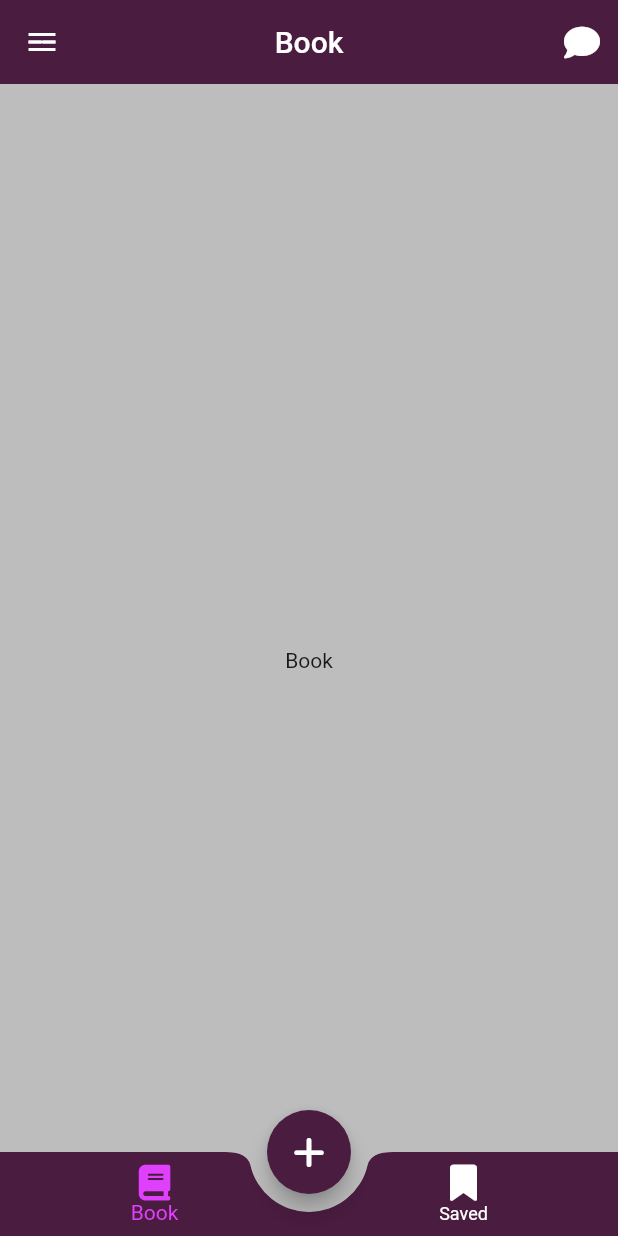
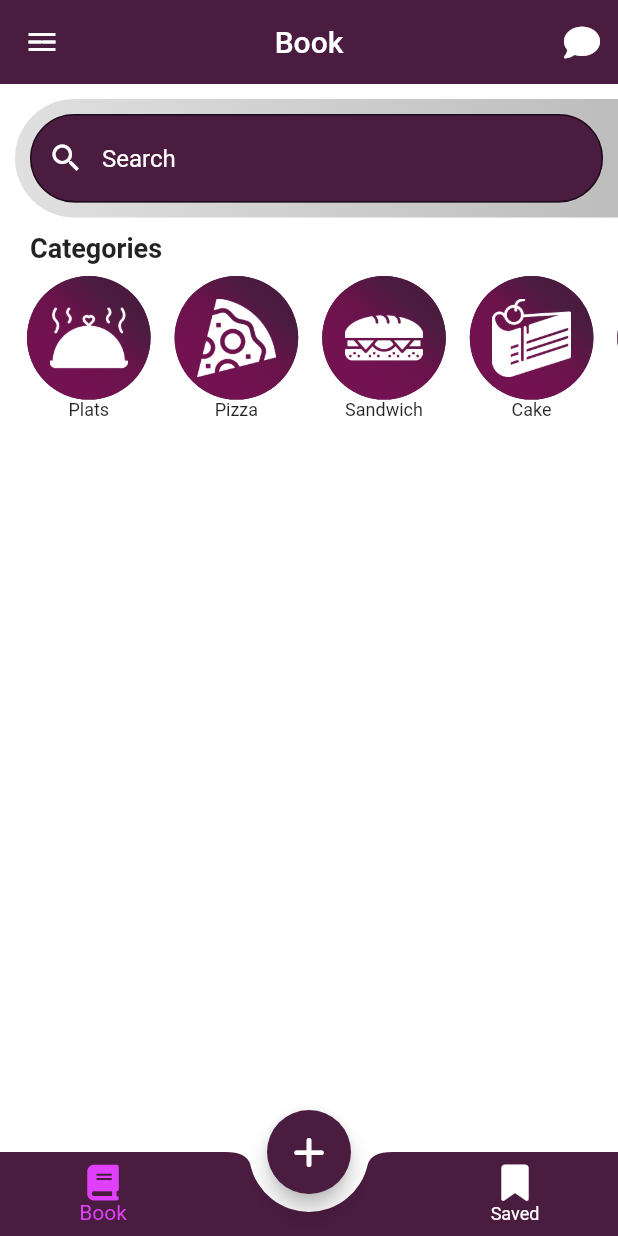
Before and after one commit to youcefkhelfi19/recipe_app, a Flutter app: the screen it shows after launch, after a tap on "Login", on a phone screen of 412 x 824 dp. Run offline on Flutter 3.47's test engine with Material 2 defaults, Android fonts, the phone set to English and light mode, and no system bars; drawn by our look-alikes of auto_size_text, backdrop; our stand-ins replace cached_network_image, flutter_icons; network calls fail.

Commit message:
add search area and caregories list

```diff
--- /dev/null
+++ b/lib/global_servvices/data.dart
@@ -0,0 +1,34 @@
+class Data {
+  List categories = [
+    {
+      'name': 'Plats',
+      'image': 'images/plate.png',
+
+    },
+    {
+      'name': 'Pizza',
+      'image': 'images/pizza.png',
+
+    },
+    {
+      'name': 'Sandwich',
+      'image': 'images/sandwich.png',
+
+    },
+    {
+      'name': 'Cake',
+      'image': 'images/cake.png',
+
+    },
+    {
+      'name': 'Cookies',
+      'image': 'images/candy.png',
+
+    },
+    {
+      'name': 'Juice',
+      'image': 'images/juice.png',
+
+    },
+  ];
+}
--- a/lib/main.dart
+++ b/lib/main.dart
@@ -15,6 +15,7 @@ class MyApp extends StatelessWidget {
     return MaterialApp(
       debugShowCheckedModeBanner: false,
       theme: ThemeData(
+        primaryColor: AppColors.purple2,
           scaffoldBackgroundColor: Colors.white,
           popupMenuTheme: PopupMenuThemeData(
             textStyle: TextStyle(color: Colors.white),
--- a/lib/screens/home.dart
+++ b/lib/screens/home.dart
@@ -1,14 +1,19 @@
 import 'package:auto_size_text/auto_size_text.dart';
 import 'package:backdrop/backdrop.dart';
+import 'package:flutter/cupertino.dart';
 import 'package:flutter/material.dart';
 import 'package:flutter_icons/flutter_icons.dart';
+import 'package:recipe_app/global_servvices/app_colors.dart';
+import 'package:recipe_app/global_servvices/data.dart';
 import 'package:recipe_app/screens/profile.dart';
+import 'package:recipe_app/widgets/category_card.dart';
 
 class Home extends StatelessWidget {
-  const Home({Key key}) : super(key: key);
-
+ final List categories = Data().categories;
   @override
   Widget build(BuildContext context) {
+    final double screenHeight = MediaQuery.of(context).size.height;
+    final double screenWidth = MediaQuery.of(context).size.width;
     return BackdropScaffold(
       frontLayerBorderRadius: BorderRadius.circular(0.0),
       appBar: BackdropAppBar(
@@ -29,8 +34,84 @@ class Home extends StatelessWidget {
         backLayer: Profile(),
 
         frontLayer: Scaffold(
-          backgroundColor: Colors.grey[400],
-          body: Center(child: Text('Book'),),
+
+          body: Column(
+             children: [
+               Container(
+
+                 margin: EdgeInsets.only(top: 10 ,left: 10.0,bottom: 10),
+                 padding: EdgeInsets.symmetric(horizontal: 10.0,vertical: 10.0),
+                 decoration: BoxDecoration(
+                   gradient: LinearGradient(
+                     colors: [
+                       Colors.black12,
+                       Colors.black26,
+
+
+                     ],
+
+                   ),
+                   borderRadius: BorderRadius.only(
+                    // bottomRight: Radius.circular(30.0),
+                     bottomLeft: Radius.circular(40.0),
+                       topLeft: Radius.circular(40.0)
+
+                 )
+                 ),
+                 child: TextFormField(
+                   style: TextStyle(color: Colors.white),
+                   decoration: InputDecoration(
+                       fillColor: AppColors.purple2,
+                       prefixIcon: Icon(Icons.search,color: Colors.white,),
+                       hintText: 'Search',
+                       hintStyle: TextStyle(color: Colors.white),
+
+                       filled: true,
+                       border: OutlineInputBorder(
+                           borderSide: BorderSide(
+                               color: Colors.white,
+                               width: 20
+                           ),
+                           borderRadius: BorderRadius.circular(30.0),
+
+                       )
+                   ),
+                 ),
+               ),
+               Padding(
+                 padding: const EdgeInsets.only(left: 20.0),
+                 child: Align(
+                     alignment: Alignment.bottomLeft,
+                     child: AutoSizeText('Categories',
+                     style: TextStyle(
+                       fontSize: 18.0,
+                       fontWeight: FontWeight.bold,
+                     ),
+                     )),
+               ),
+               Container(
+
+                 padding: EdgeInsets.only(left: 10),
+                 width: screenWidth,
+                 height: screenHeight*0.13,
+                 child: ListView.builder(
+                      scrollDirection: Axis.horizontal,
+                     itemCount: categories.length,
+                     itemBuilder: (context,index){
+                       return CategoryCard(
+                         name: categories[index]['name'],
+                         image: categories[index]['image'],
+                       );
+                     }),
+               ),
+               Expanded(
+                 flex: 8,
+                 child: Container(
+                   color: Colors.white,
+                 ),
+               )
+             ],
+          )
         ));
   }
 }
--- a/lib/widgets/bottom_navigation_bar.dart
+++ b/lib/widgets/bottom_navigation_bar.dart
@@ -2,6 +2,7 @@ import 'package:flutter/material.dart';
 import 'package:flutter/rendering.dart';
 import 'package:flutter_icons/flutter_icons.dart';
 import 'package:recipe_app/global_servvices/app_colors.dart';
+import 'package:recipe_app/screens/add.dart';
 import 'package:recipe_app/screens/favorit.dart';
 import 'package:recipe_app/screens/home.dart';
 
@@ -17,7 +18,7 @@ class _BottomNaviBarState extends State<BottomNaviBar> {
  int currentTabIndex = 0;
  @override
   void initState() {
-    tabs = [Home(),Favorite()];
+    tabs = [Home(),Favorite(),Add()];
 
     super.initState();
   }
@@ -29,6 +30,7 @@ class _BottomNaviBarState extends State<BottomNaviBar> {
   @override
   Widget build(BuildContext context) {
     return Scaffold(
+      resizeToAvoidBottomInset: false,
       extendBody: true ,
       body:tabs[currentTabIndex],
       bottomNavigationBar: BottomAppBar(
@@ -49,7 +51,11 @@ class _BottomNaviBarState extends State<BottomNaviBar> {
               label: 'Book',
             ),
 
-
+            BottomNavigationBarItem(
+              icon:Icon(null),
+              activeIcon: null,
+              label: "",
+            ),
             BottomNavigationBarItem(
               icon:Icon(FontAwesome.bookmark),
               label: 'Saved',
@@ -63,7 +69,9 @@ class _BottomNaviBarState extends State<BottomNaviBar> {
         backgroundColor: AppColors.purple2,
         child: Icon(FontAwesome.plus,),
         onPressed:(){
-
+          setState(() {
+            currentTabIndex = 2;
+          });
        },
       ),
     );
--- /dev/null
+++ b/lib/widgets/category_card.dart
@@ -0,0 +1,49 @@
+import 'package:auto_size_text/auto_size_text.dart';
+import 'package:flutter/material.dart';
+import 'package:recipe_app/global_servvices/app_colors.dart';
+
+class CategoryCard extends StatelessWidget {
+   CategoryCard({this.name,this.image});
+  final String name ;
+  final String image;
+  @override
+  Widget build(BuildContext context) {
+    final double screenHeight = MediaQuery.of(context).size.height;
+    final double screenWidth = MediaQuery.of(context).size.width;
+    return Padding(
+      padding: const EdgeInsets.all(8.0),
+      child: Column(
+        mainAxisAlignment: MainAxisAlignment.spaceAround,
+        children: [
+          CircleAvatar(
+              radius: screenWidth * 0.1,
+              backgroundColor: AppColors.purple2,
+              child: Container(
+                padding: EdgeInsets.all(15),
+                decoration: BoxDecoration(
+                  gradient: LinearGradient(
+                      colors: [
+                        AppColors.purple4,
+                        AppColors.purple3,
+                        AppColors.purple2,
+                        AppColors.purple1,
+                      ],
+                      begin: const FractionalOffset(0.1, 1),
+                      end: const FractionalOffset(1.0, 0.0),
+                      stops: [0.25, 0.5, 0.75, 1.0],
+                      tileMode: TileMode.clamp),
+                  borderRadius: BorderRadius.circular(50.0),
+                ),
+                child: Image(
+                  image: AssetImage(image),
+                ),
+              )),
+          AutoSizeText(
+            name,
+            style: TextStyle(fontSize: 12),
+          )
+        ],
+      ),
+    );
+  }
+}
```
Also changed, not shown: images/cake.png (added), images/candy.png (added), images/dish.png (added), images/juice.png (added), images/pizza.png (added), images/plate.png (added), images/sandwich.png (added).
